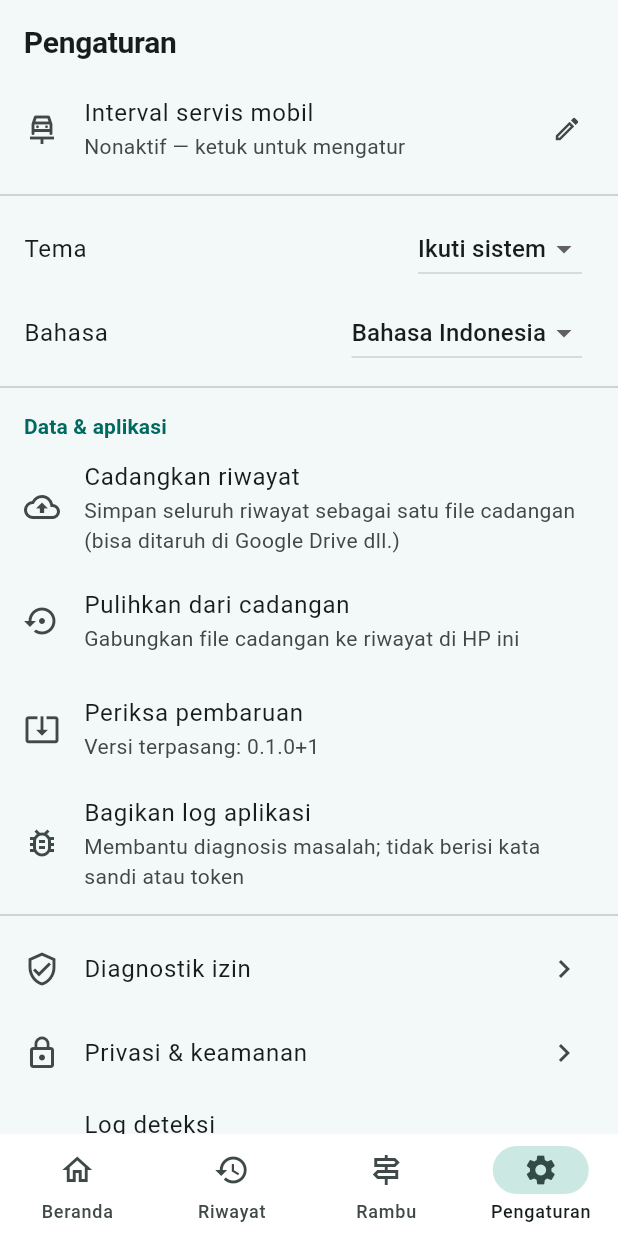
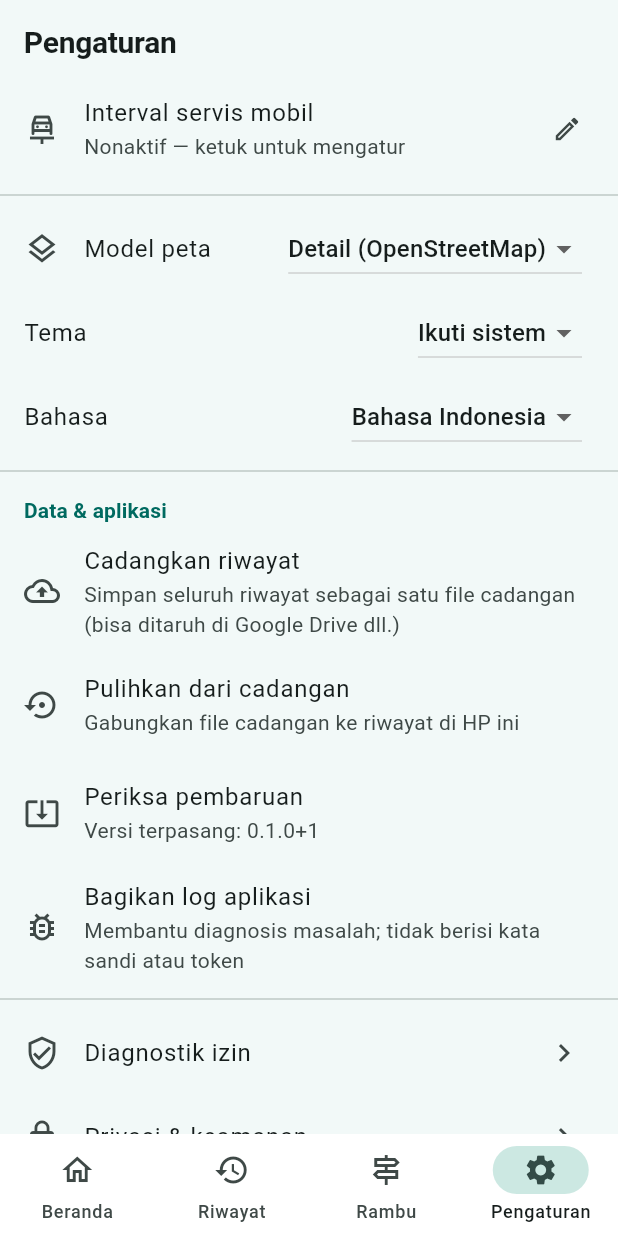
Before and after one commit to FarisNurdiana/Automatic-Trip-Recorder-Mobility-Journal, a Flutter app: the SettingsPage screen opened by its route, scrolled down 1152 dp, on a phone screen of 412 x 824 dp. Run offline on Flutter 3.47's test engine with Material 3 defaults, Android fonts, the phone set to English and light mode, and no system bars; our stand-ins replace connectivity_plus, device_info_plus, drift, file_picker, fl_chart, flutter_dotenv and 12 more; accounts and stored records are empty; generated files the repository leaves out were written again.

Commit message:
Model peta bisa diganti + detail tempat ala Google Maps
Tiga model peta, bisa diganti dari tombol layers di setiap peta
(bottom sheet) maupun dari Pengaturan, tersimpan di preferensi:
- Detail (OpenStreetMap, default baru): nama jalan, warung, kios,
  bank, masjid, dan tempat lain — tingkat detail ala Google Maps.
- Motivox: tampilan bersih CARTO (Voyager/Dark Matter) seperti semula.
- Satelit: citra Esri World Imagery + overlay label nama jalan.

Semua layer memakai cache tile disk yang sama (tetap bisa offline
untuk area yang pernah dilihat); atribusi mengikuti penyedia aktif;
ekspor gambar tetap memakai peta terang Motivox agar konsisten.

Co-Authored-By: Claude Fable 5 <noreply@anthropic.com>
Claude-Session: https://claude.ai/code/session_016zQtj3Y1efQUS7xti7ruL1

```diff
--- a/lib/core/constants/enums.dart
+++ b/lib/core/constants/enums.dart
@@ -137,3 +137,18 @@ enum RiderStyle {
   static RiderStyle fromName(String? name) =>
       RiderStyle.values.asNameMap()[name] ?? RiderStyle.normal;
 }
+
+/// Basemap style, switchable like Google Maps' layer picker.
+enum MapStyle {
+  /// CARTO Voyager/Dark Matter — the clean brand look.
+  motivox,
+
+  /// Standard OpenStreetMap — richest place detail (warung, shops, banks).
+  osm,
+
+  /// Esri World Imagery with a label overlay.
+  satellite;
+
+  static MapStyle fromName(String? name) =>
+      MapStyle.values.asNameMap()[name] ?? MapStyle.osm;
+}
--- a/lib/features/settings/presentation/settings_page.dart
+++ b/lib/features/settings/presentation/settings_page.dart
@@ -411,6 +411,30 @@ class SettingsPage extends ConsumerWidget {
           ),
           const Divider(),
           ListTile(
+            leading: const Icon(Icons.layers_outlined),
+            title: Text(l10n.mapStyleTitle),
+            trailing: DropdownButton<MapStyle>(
+              value: settings.mapStyle,
+              onChanged: (v) {
+                if (v != null) controller.setMapStyle(v);
+              },
+              items: [
+                DropdownMenuItem(
+                  value: MapStyle.osm,
+                  child: Text(l10n.mapStyleOsm),
+                ),
+                DropdownMenuItem(
+                  value: MapStyle.motivox,
+                  child: Text(l10n.mapStyleMotivox),
+                ),
+                DropdownMenuItem(
+                  value: MapStyle.satellite,
+                  child: Text(l10n.mapStyleSatellite),
+                ),
+              ],
+            ),
+          ),
+          ListTile(
             title: Text(l10n.settingsTheme),
             trailing: DropdownButton<ThemeMode>(
               value: settings.themeMode,
--- a/lib/l10n/app_id.arb
+++ b/lib/l10n/app_id.arb
@@ -493,5 +493,12 @@
   },
   "congestionSpotsNote": "Perkiraan dari pola kecepatan; ruas oranye di peta menunjukkan lokasinya.",
   "tripStartPoint": "Titik berangkat",
-  "tripEndPoint": "Titik tiba"
+  "tripEndPoint": "Titik tiba",
+  "mapStyleTitle": "Model peta",
+  "mapStyleOsm": "Detail (OpenStreetMap)",
+  "mapStyleOsmDesc": "Nama jalan, warung, kios, bank, masjid, dan tempat lain — seperti Google Maps",
+  "mapStyleMotivox": "Motivox",
+  "mapStyleMotivoxDesc": "Tampilan bersih khas Motivox, fokus ke rute",
+  "mapStyleSatellite": "Satelit",
+  "mapStyleSatelliteDesc": "Citra satelit dengan label nama jalan"
 }
--- a/lib/l10n/gen/app_localizations.dart
+++ b/lib/l10n/gen/app_localizations.dart
@@ -2227,6 +2227,48 @@ abstract class AppLocalizations {
   /// In id, this message translates to:
   /// **'Titik tiba'**
   String get tripEndPoint;
+
+  /// No description provided for @mapStyleTitle.
+  ///
+  /// In id, this message translates to:
+  /// **'Model peta'**
+  String get mapStyleTitle;
+
+  /// No description provided for @mapStyleOsm.
+  ///
+  /// In id, this message translates to:
+  /// **'Detail (OpenStreetMap)'**
+  String get mapStyleOsm;
+
+  /// No description provided for @mapStyleOsmDesc.
+  ///
+  /// In id, this message translates to:
+  /// **'Nama jalan, warung, kios, bank, masjid, dan tempat lain — seperti Google Maps'**
+  String get mapStyleOsmDesc;
+
+  /// No description provided for @mapStyleMotivox.
+  ///
+  /// In id, this message translates to:
+  /// **'Motivox'**
+  String get mapStyleMotivox;
+
+  /// No description provided for @mapStyleMotivoxDesc.
+  ///
+  /// In id, this message translates to:
+  /// **'Tampilan bersih khas Motivox, fokus ke rute'**
+  String get mapStyleMotivoxDesc;
+
+  /// No description provided for @mapStyleSatellite.
+  ///
+  /// In id, this message translates to:
+  /// **'Satelit'**
+  String get mapStyleSatellite;
+
+  /// No description provided for @mapStyleSatelliteDesc.
+  ///
+  /// In id, this message translates to:
+  /// **'Citra satelit dengan label nama jalan'**
+  String get mapStyleSatelliteDesc;
 }
 
 class _AppLocalizationsDelegate
```
Also changed, not shown: lib/features/recording/presentation/widgets/live_trip_map.dart (+24 -6 lines), lib/features/settings/application/settings_controller.dart (+12 -0 lines), lib/features/trips/presentation/widgets/map_tiles.dart (+52 -17 lines), lib/features/trips/presentation/widgets/trip_map.dart (+15 -4 lines), lib/l10n/app_en.arb (+8 -1 lines), lib/l10n/gen/app_localizations_en.dart (+24 -0 lines), lib/l10n/gen/app_localizations_id.dart (+23 -0 lines), lib/shared/widgets/map_style_button.dart (added, +99 -0 lines).
